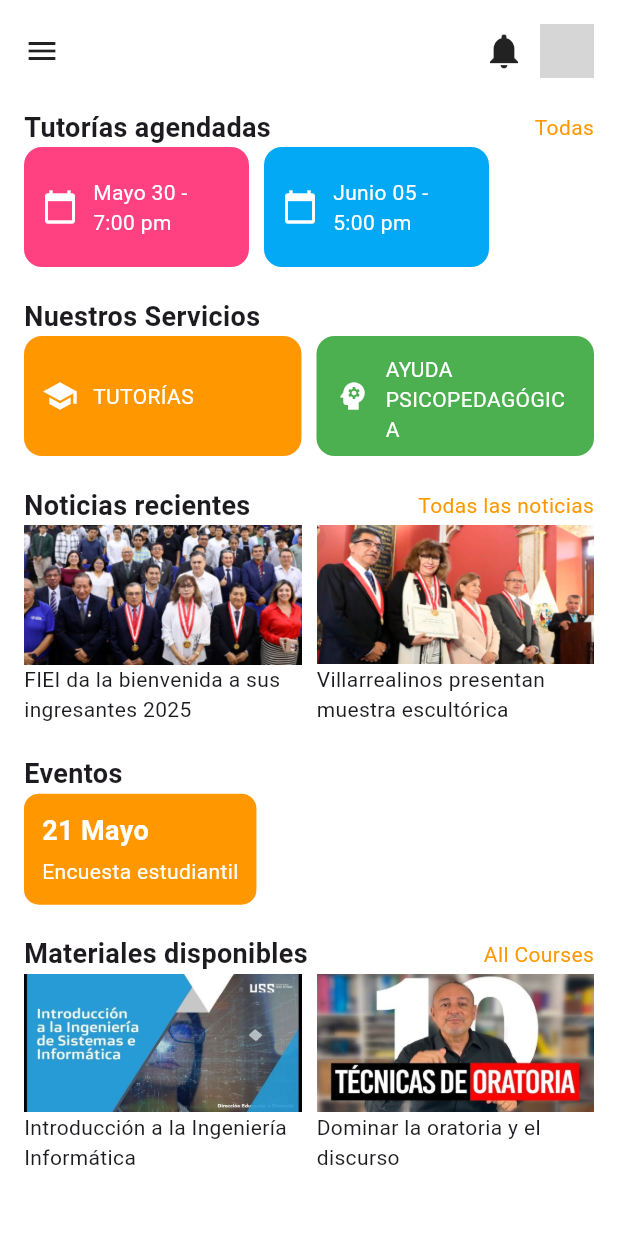
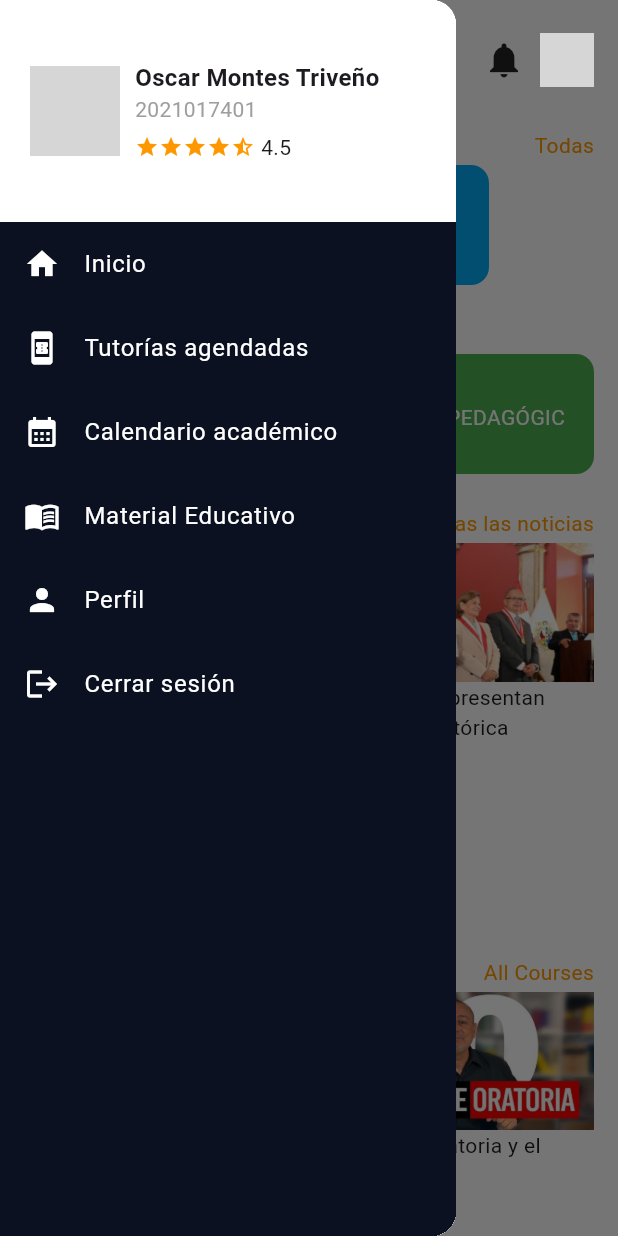
Before and after one commit to oscar435/tutoring_app, a Flutter app: the HomePage2 screen opened by its route, with the side drawer open (before the commit the screen has no drawer), on a phone screen of 412 x 824 dp. Run offline on Flutter 3.47's test engine with Material 3 defaults, Android fonts, the phone set to English and light mode, and no system bars; our stand-ins replace cloud_firestore, firebase_auth, firebase_core, flutter_form_builder, form_builder_validators, shared_preferences and 1 more; accounts and stored records are empty; grey boxes are pictures that could not be loaded.

```diff
--- a/lib/pages/inicio.dart
+++ b/lib/pages/inicio.dart
@@ -1,4 +1,5 @@
 import 'package:flutter/material.dart';
+import 'package:tutoring_app/pages/CalendarioPage.dart';
 
 class HomePage2 extends StatelessWidget {
   static const routeName = '/home2';
@@ -8,13 +9,15 @@ class HomePage2 extends StatelessWidget {
   Widget build(BuildContext context) {
     return Scaffold(
       backgroundColor: Colors.white,
+      drawer: _buildCustomDrawer(context),
       body: SafeArea(
-        child: SingleChildScrollView(
+        child: Builder(
+          builder: (context) => SingleChildScrollView(
             padding: const EdgeInsets.all(16),
             child: Column(
               crossAxisAlignment: CrossAxisAlignment.start,
               children: [
-              _buildTopBar(),
+                _buildTopBar(context),
                 const SizedBox(height: 20),
                 _buildSectionTitle('Tutorías agendadas', trailing: 'Todas'),
                 _buildHorizontalCards([
@@ -69,27 +72,141 @@ class HomePage2 extends StatelessWidget {
             ),
           ),
         ),
+      ),
     );
   }
 
-  Widget _buildTopBar() {
+  Widget _buildTopBar(BuildContext context) {
     return Row(
       mainAxisAlignment: MainAxisAlignment.spaceBetween,
       children: [
-        const Icon(Icons.menu),
+        IconButton(
+          icon: const Icon(Icons.menu),
+          onPressed: () {
+            Scaffold.of(context).openDrawer();
+          },
+        ),
         Row(
           children: const [
             Icon(Icons.notifications, size: 28),
             SizedBox(width: 10),
             CircleAvatar(
-              backgroundImage: AssetImage(
-                'assets/avatar.jpg',
-              ), // reemplaza con tu imagen
+              backgroundImage: AssetImage('assets/avatar.jpg'),
               radius: 18,
             ),
           ],
         ),
       ],
+    );
+  }
+
+  Widget _buildCustomDrawer(BuildContext context) {
+    return Drawer(
+      child: Column(
+        children: [
+          Container(
+            color: Colors.white,
+            padding: const EdgeInsets.symmetric(vertical: 40, horizontal: 20),
+            child: Row(
+              children: [
+                const CircleAvatar(
+                  backgroundImage: AssetImage('assets/avatar.jpg'),
+                  radius: 30,
+                ),
+                const SizedBox(width: 10),
+                Expanded(
+                  child: Column(
+                    crossAxisAlignment: CrossAxisAlignment.start,
+                    children: const [
+                      Text(
+                        'Oscar Montes Triveño',
+                        style: TextStyle(
+                          fontSize: 16,
+                          fontWeight: FontWeight.bold,
+                        ),
+                      ),
+                      Text('2021017401', style: TextStyle(color: Colors.grey)),
+                      SizedBox(height: 5),
+                      Row(
+                        children: [
+                          Icon(Icons.star, color: Colors.orange, size: 16),
+                          Icon(Icons.star, color: Colors.orange, size: 16),
+                          Icon(Icons.star, color: Colors.orange, size: 16),
+                          Icon(Icons.star, color: Colors.orange, size: 16),
+                          Icon(Icons.star_half, color: Colors.orange, size: 16),
+                          SizedBox(width: 4),
+                          Text('4.5', style: TextStyle(fontSize: 14)),
+                        ],
+                      ),
+                    ],
+                  ),
+                ),
+              ],
+            ),
+          ),
+          Expanded(
+            child: Container(
+              color: const Color(0xFF0B1120),
+              child: ListView(
+                children: [
+                  _buildDrawerItem(Icons.home, 'Inicio', context, null),
+                  _buildDrawerItem(
+                    Icons.book_online,
+                    'Tutorías agendadas',
+                    context,
+                    null,
+                  ),
+                  _buildDrawerItem(
+                    Icons.calendar_month,
+                    'Calendario académico',
+                    context,
+                    () {
+                      Navigator.push(
+                        context,
+                        MaterialPageRoute(
+                          builder: (context) => const CalendarioPage(),
+                        ),
+                      );
+                    },
+                  ),
+                  _buildDrawerItem(
+                    Icons.menu_book,
+                    'Material Educativo',
+                    context,
+                    null,
+                  ),
+                  _buildDrawerItem(Icons.person, 'Perfil', context, null),
+                  _buildDrawerItem(
+                    Icons.logout,
+                    'Cerrar sesión',
+                    context,
+                    null,
+                  ),
+                ],
+              ),
+            ),
+          ),
+        ],
+      ),
+    );
+  }
+
+  Widget _buildDrawerItem(
+    IconData icon,
+    String title,
+    BuildContext context,
+    VoidCallback? onTap,
+  ) {
+    return ListTile(
+      leading: Icon(icon, color: Colors.white),
+      title: Text(title, style: const TextStyle(color: Colors.white)),
+      onTap:
+          onTap ??
+          () {
+            Navigator.pop(
+              context,
+            ); // Cierra el Drawer si no hay acción específica
+          },
     );
   }
 
--- a/pubspec.yaml
+++ b/pubspec.yaml
@@ -40,6 +40,7 @@ dependencies:
   form_builder_validators: ^11.1.2
   shared_preferences: ^2.5.3
   cloud_firestore: ^5.6.8
+  table_calendar: ^3.2.0
 
 dev_dependencies:
   flutter_test:
```
Also changed, not shown: lib/pages/CalendarioPage.dart (added, +89 -0 lines), pubspec.lock. Lines whose indentation alone changed are shown as unchanged.
